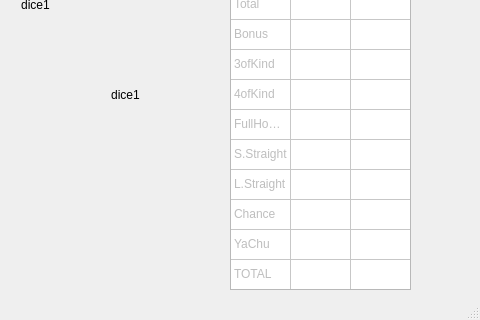
Before: the Qt Designer form Yachu.ui in Mintflavor/yachu_online, drawn with Qt 5; both pictures show x 320 to 800 and y 280 to 600 of the 800 by 600 pixel window.
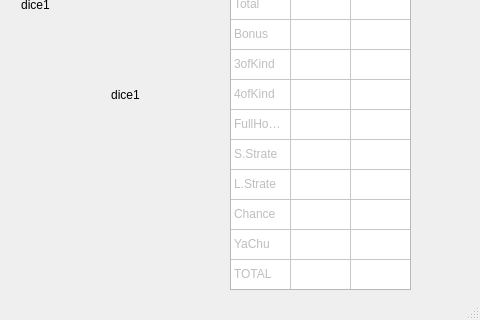
After: the same form once the commit is applied. Custom widgets are drawn as their Qt base class.

```diff
--- a/Yachu.ui
+++ b/Yachu.ui
@@ -232,7 +232,7 @@
        </item>
        <item row="11" column="0">
         <property name="text">
-         <string>S.Straight</string>
+         <string>S.Strate</string>
         </property>
         <property name="flags">
          <set>ItemIsSelectable</set>
@@ -240,7 +240,7 @@
        </item>
        <item row="12" column="0">
         <property name="text">
-         <string>L.Straight</string>
+         <string>L.Strate</string>
         </property>
         <property name="flags">
          <set>ItemIsSelectable</set>
```
Left out of the diff: 8 changed lines with no effect on the pictures.
